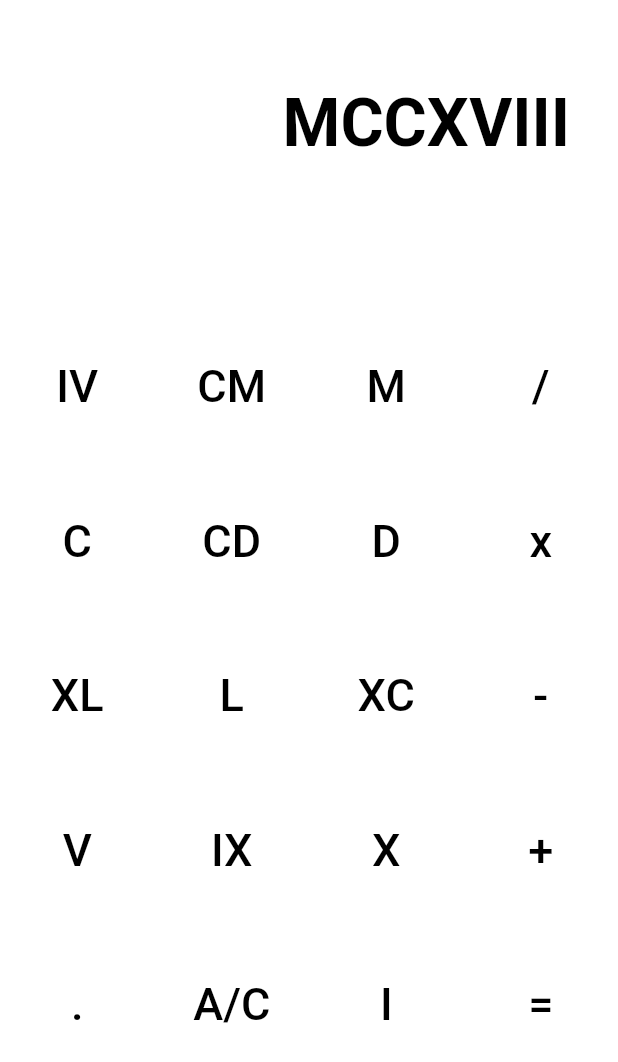
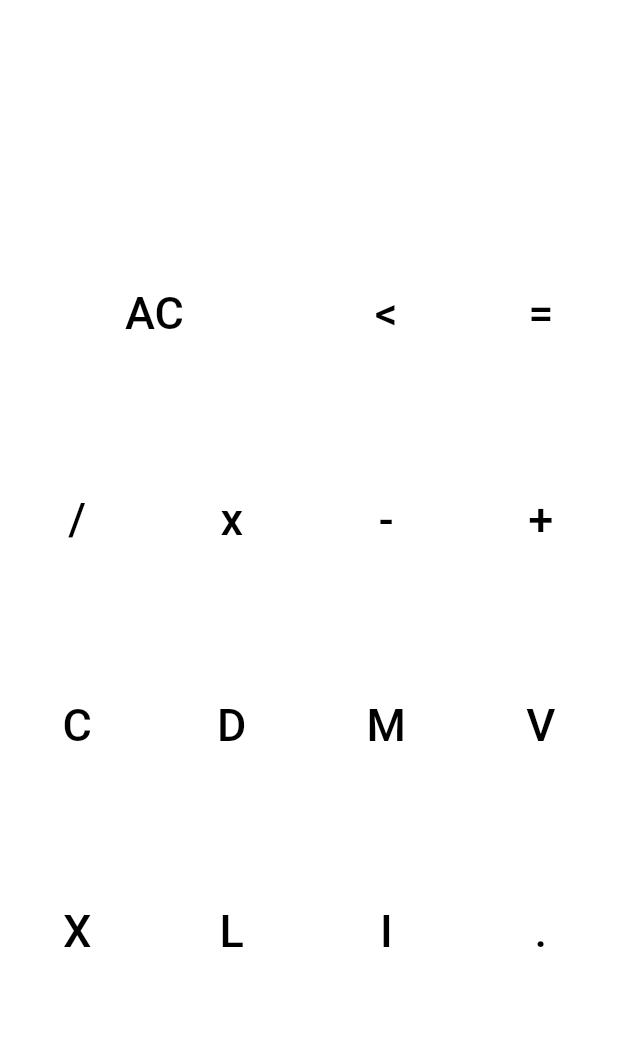
Before and after one commit to Ivaskuu/roman_calculator, a Flutter app: the screen it shows after launch, on a phone screen of 412 x 824 dp. Shown: the top 1062 px of the screen. Run offline on Flutter 3.47's test engine with Material 2 defaults, Android fonts, the phone set to English and light mode, and no system bars.

Commit message:
Responsive design

```diff
--- a/lib/pages/main_page/main_page.dart
+++ b/lib/pages/main_page/main_page.dart
@@ -8,7 +8,9 @@ class MainPage extends StatefulWidget
 
 class _MainPageState extends State<MainPage>
 {
-  TextStyle romanNumBig = new TextStyle(color: Colors.black, fontWeight: FontWeight.w700, fontSize: 44.0);
+  String history = '';
+
+  TextStyle romanNumBig = new TextStyle(color: Colors.black, fontWeight: FontWeight.w800, fontSize: 44.0);
   TextStyle romanNumNormal = new TextStyle(color: Colors.black, fontWeight: FontWeight.w500, fontSize: 30.0);
 
   @override
@@ -19,7 +21,7 @@ class _MainPageState extends State<MainPage>
       backgroundColor: Colors.white,
       body: new Column
       (
-        mainAxisAlignment: MainAxisAlignment.spaceBetween,
+        mainAxisAlignment: MainAxisAlignment.start,
         crossAxisAlignment: CrossAxisAlignment.end,
         children: <Widget>
         [
@@ -29,44 +31,56 @@ class _MainPageState extends State<MainPage>
             (
               margin: new EdgeInsets.only(top: 24.0),
               padding: new EdgeInsets.all(32.0),
-              child: new Text('MCCXVIII', textAlign: TextAlign.end, style: romanNumBig),
+              child: new Text(history, textAlign: TextAlign.end, style: romanNumBig),
             ),
           ),
-          new Flexible
+          new Row
           (
-            flex: 3,
-            fit: FlexFit.loose,
-            child: new GridView.count
-            (
-              shrinkWrap: false,
-              crossAxisCount: 4,
-              padding: new EdgeInsets.all(0.0),
-              physics: new NeverScrollableScrollPhysics(),
-              children: <Widget>
-              [
-                calcButton('IV'),
-                calcButton('CM'),
-                calcButton('M'),
-                calcButton('/'),
-                calcButton('C'),
-                calcButton('CD'),
-                calcButton('D'),
-                calcButton('x'),
-                calcButton('XL'),
-                calcButton('L'),
-                calcButton('XC'),
-                calcButton('-'),
-                calcButton('V'),
-                calcButton('IX'),
-                calcButton('X'),
-                calcButton('+'),
-                calcButton('.'),
-                calcButton('A/C'),
-                calcButton('I'),
-                calcButton('='),
-              ],
-            ),
-          )
+            mainAxisAlignment: MainAxisAlignment.spaceAround,
+            crossAxisAlignment: CrossAxisAlignment.start,
+            children: <Widget>
+            [
+              new Flexible(flex: 2, child: calcButton('AC')),
+              new Flexible(flex: 1, child: calcButton('<')),
+              new Flexible(flex: 1, child: calcButton('=')),
+            ],
+          ),
+          new Row
+          (
+            mainAxisAlignment: MainAxisAlignment.spaceAround,
+            crossAxisAlignment: CrossAxisAlignment.start,
+            children: <Widget>
+            [
+              calcButton('/'),
+              calcButton('x'),
+              calcButton('-'),
+              calcButton('+'),
+            ],
+          ),
+          new Row
+          (
+            mainAxisAlignment: MainAxisAlignment.spaceAround,
+            crossAxisAlignment: CrossAxisAlignment.start,
+            children: <Widget>
+            [
+              calcButton('C'),
+              calcButton('D'),
+              calcButton('M'),
+              calcButton('V'),
+            ],
+          ),
+          new Row
+          (
+            mainAxisAlignment: MainAxisAlignment.spaceAround,
+            crossAxisAlignment: CrossAxisAlignment.start,
+            children: <Widget>
+            [
+              calcButton('X'),
+              calcButton('L'),
+              calcButton('I'),
+              calcButton('.'),
+            ],
+          ),
         ],
       )
     );
@@ -76,10 +90,22 @@ class _MainPageState extends State<MainPage>
   {
     return new InkWell
     (
-      onTap: () => null,
-      child: new Center
+      onTap: ()
+      {
+        if(text == 'AC') setState(() => history = '');
+        else if(text == 'DEL') setState(() => history = history.substring(0, history.length-1));
+        else setState(() => history += text);
+      },
+      child: new SizedBox.fromSize
       (
-        child: new Container
+        size: new Size
+        (
+          text == 'AC'
+           ? MediaQuery.of(context).size.width / 2
+           : MediaQuery.of(context).size.width / 4,
+         MediaQuery.of(context).size.height / 6
+        ),
+        child: new Center
         (
           child: new Text(text, style: romanNumNormal),
         ),
```
